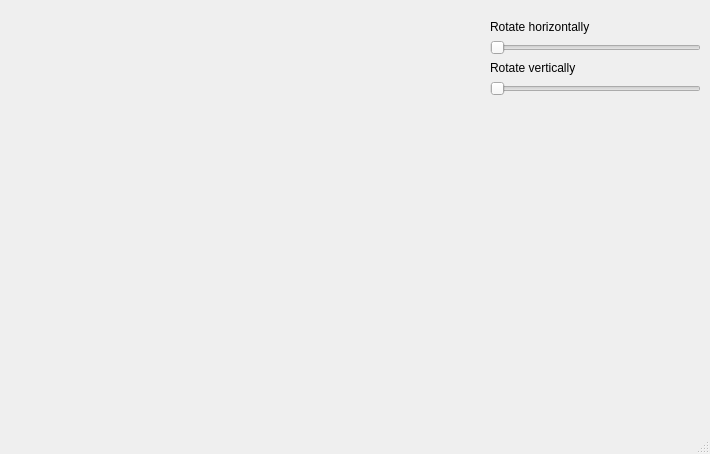
This is QtDataVisual_my_3DgraphCSVfile_rotate/mainwindow.ui in sakurataiko1/QtDataVisualization as Qt 5 draws it before an edit. The edited form follows.
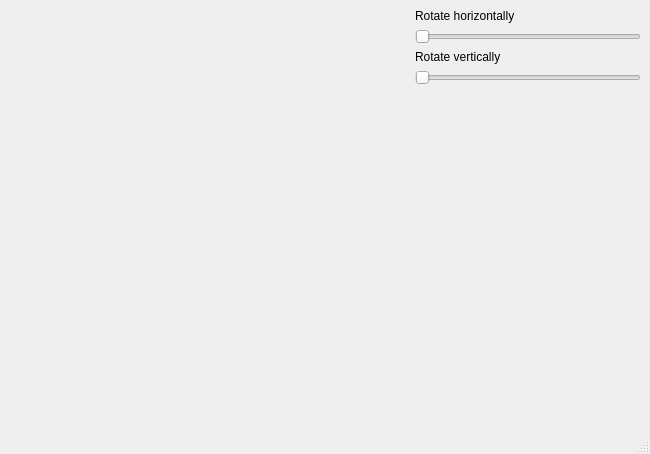
This is the edited form.

Diff of the .ui file:
```diff
--- a/QtDataVisual_my_3DgraphCSVfile_rotate/mainwindow.ui
+++ b/QtDataVisual_my_3DgraphCSVfile_rotate/mainwindow.ui
@@ -6,7 +6,7 @@
    <rect>
     <x>0</x>
     <y>0</y>
-    <width>710</width>
+    <width>650</width>
     <height>454</height>
    </rect>
   </property>
@@ -14,25 +14,18 @@
    <string>MainWindow</string>
   </property>
   <widget class="QWidget" name="centralwidget">
+   <layout class="QHBoxLayout" name="horizontalLayout">
+    <item>
    <widget class="QWidget" name="widget" native="true">
-    <property name="geometry">
-     <rect>
-      <x>10</x>
-      <y>10</y>
-      <width>461</width>
-      <height>401</height>
-     </rect>
-    </property>
-   </widget>
-   <widget class="QWidget" name="">
-    <property name="geometry">
-     <rect>
-      <x>490</x>
-      <y>20</y>
-      <width>211</width>
-      <height>98</height>
-     </rect>
-    </property>
+      <property name="minimumSize">
+       <size>
+        <width>400</width>
+        <height>400</height>
+       </size>
+      </property>
+     </widget>
+    </item>
+    <item>
     <layout class="QVBoxLayout" name="verticalLayout">
      <item>
       <widget class="QLabel" name="label">
@@ -76,7 +69,8 @@
       </spacer>
      </item>
     </layout>
-   </widget>
+    </item>
+   </layout>
   </widget>
   <widget class="QMenuBar" name="menubar">
    <property name="geometry">
```
Left out of the diff: 2 changed lines with no effect on the pictures. Lines whose indentation alone changed are shown as unchanged.
